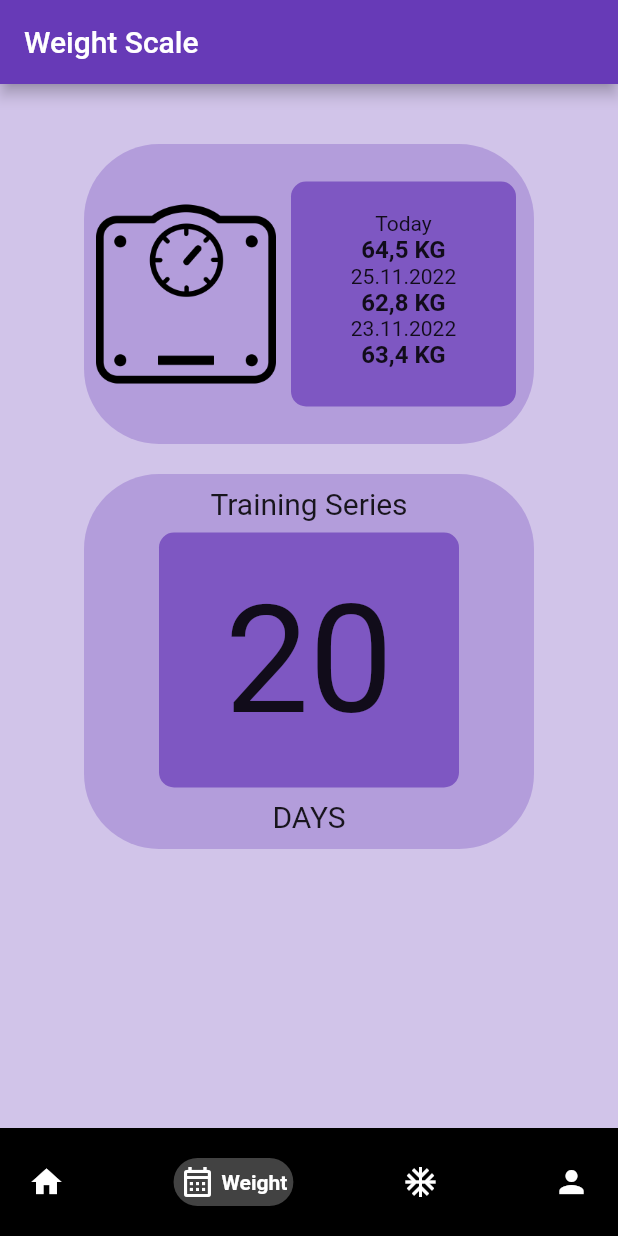
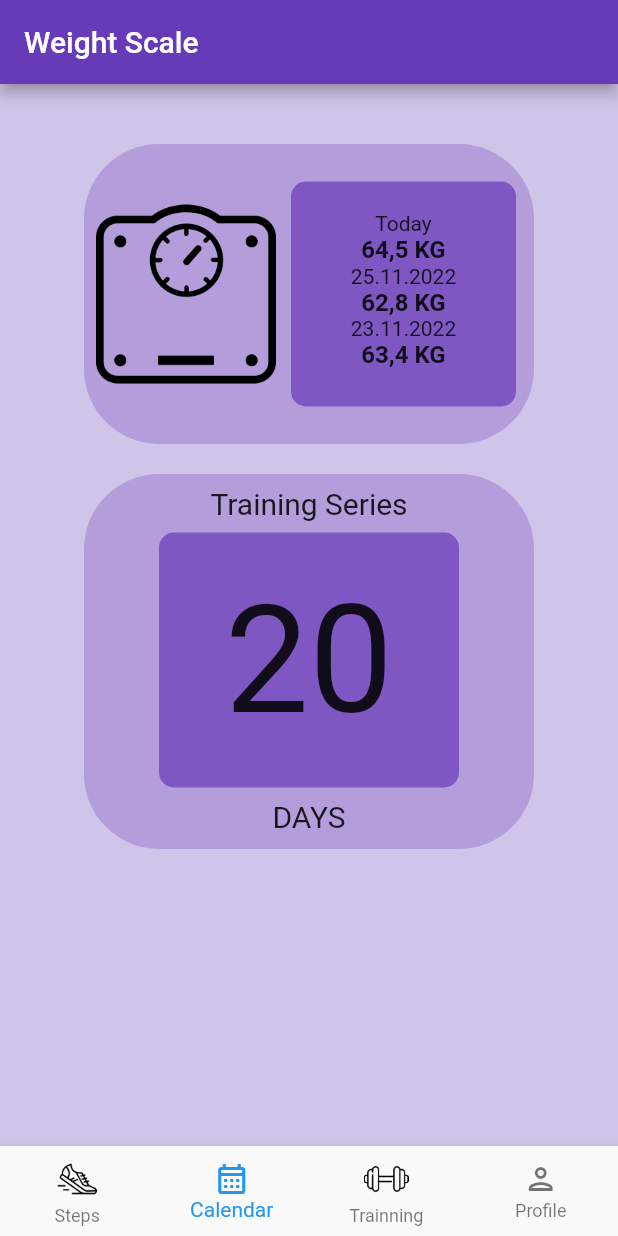
Before and after one commit to yavuzsavan/trainingApp, a Flutter app: the screen it shows after launch, item 2 of the bottom bar chosen, on a phone screen of 412 x 824 dp. Run offline on Flutter 3.47's test engine with Material 2 defaults, Android fonts, the phone set to English and light mode, and no system bars; drawn by our look-alikes of google_nav_bar; our stand-ins replace percent_indicator.

Commit message:
navigation bar changed icons added

```diff
--- a/lib/homepage.dart
+++ b/lib/homepage.dart
@@ -13,8 +13,13 @@ class HomePage extends StatefulWidget {
 }
 
 class _HomePageState extends State<HomePage> {
-  int selectedIndex = 0;
+  int selectedIndex = 3;
 
+  void navigateBottomBar(int index){
+    setState(() {
+      selectedIndex = index;
+    });
+  }
   final List<Widget> pages = [
     const UserStep(),
     const UserWeight(),
@@ -25,43 +30,66 @@ class _HomePageState extends State<HomePage> {
   Widget build(BuildContext context) {
     return Scaffold(
       body: pages[selectedIndex],
-      bottomNavigationBar: Container(
-        color: Colors.black,
-        child: Padding(
-          padding: const EdgeInsets.symmetric(horizontal: 15.0, vertical: 20.0),
-          child: GNav(
-            backgroundColor: Colors.black87,
-            color: Colors.white,
-            activeColor: Colors.white,
-            gap: 4,
-            onTabChange: (index) {
-              setState(() {
-                selectedIndex = index;
-              });
-            },
-            tabBackgroundColor: Colors.grey.shade800,
-            padding: const EdgeInsets.all(4),
-            tabs: const [
-              GButton(
-                icon: Icons.home,
-                text: "Steps",
-              ),
-              GButton(
-                icon: Icons.calendar_month_outlined,
-                text: "Weight",
-              ),
-              GButton(
-                icon: Icons.ac_unit_outlined,
-                text: "Training",
-              ),
-              GButton(
-                icon: Icons.person,
-                text: "Me",
-              ),
-            ],
-          ),
+      bottomNavigationBar: BottomNavigationBar(
+        onTap: navigateBottomBar,
+        currentIndex: selectedIndex,
+        type: BottomNavigationBarType.fixed,
+        items: [
+        BottomNavigationBarItem(
+          icon: Image.asset("assets/icons/steps.png",width: 30, height: 30,),
+          label: "Steps",
         ),
-      ),
+        BottomNavigationBarItem(
+          icon: Icon(Icons.calendar_month_outlined),
+          label: "Calendar",
+        ),
+        BottomNavigationBarItem(
+          icon: Image.asset("assets/icons/weight.png",width: 30, height: 30,),
+          label: "Trainning",
+        ),
+        const BottomNavigationBarItem(
+          icon: Icon(Icons.person_outlined),
+          label: "Profile",
+        ),
+      ]),
+
+      // bottomNavigationBar: Container(
+      //   color: Colors.black,
+      //   child: Padding(
+      //     padding: const EdgeInsets.symmetric(horizontal: 15.0, vertical: 20.0),
+      //     child: GNav(
+      //       backgroundColor: Colors.black87,
+      //       color: Colors.white,
+      //       activeColor: Colors.white,
+      //       gap: 4,
+      //       onTabChange: (index) {
+      //         setState(() {
+      //           selectedIndex = index;
+      //         });
+      //       },
+      //       tabBackgroundColor: Colors.grey.shade800,
+      //       padding: const EdgeInsets.all(4),
+      //       tabs: const [
+      //         GButton(
+      //           icon: Icons.home,
+      //           text: "Steps",
+      //         ),
+      //         GButton(
+      //           icon: Icons.calendar_month_outlined,
+      //           text: "Weight",
+      //         ),
+      //         GButton(
+      //           icon: Icons.ac_unit_outlined,
+      //           text: "Training",
+      //         ),
+      //         GButton(
+      //           icon: Icons.person,
+      //           text: "Me",
+      //         ),
+      //       ],
+      //     ),
+      //   ),
+      // ),
     );
   }
 }
```
Also changed, not shown: assets/icons/steps.png (renamed from assets/icons/sneaker.png).
